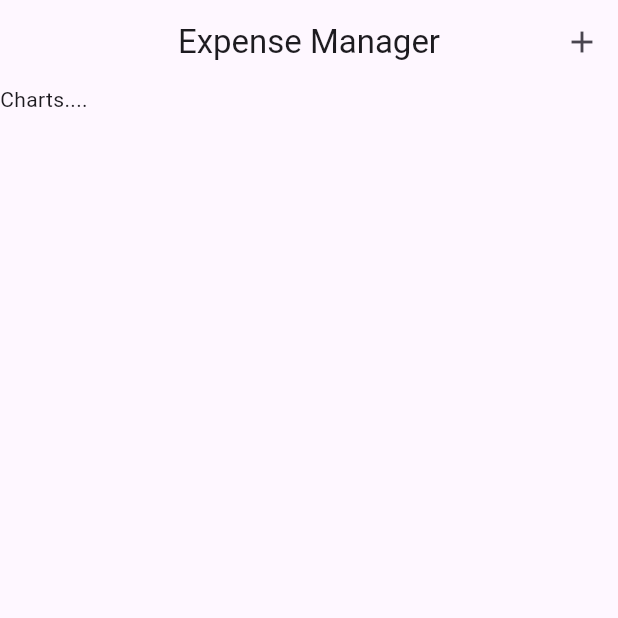
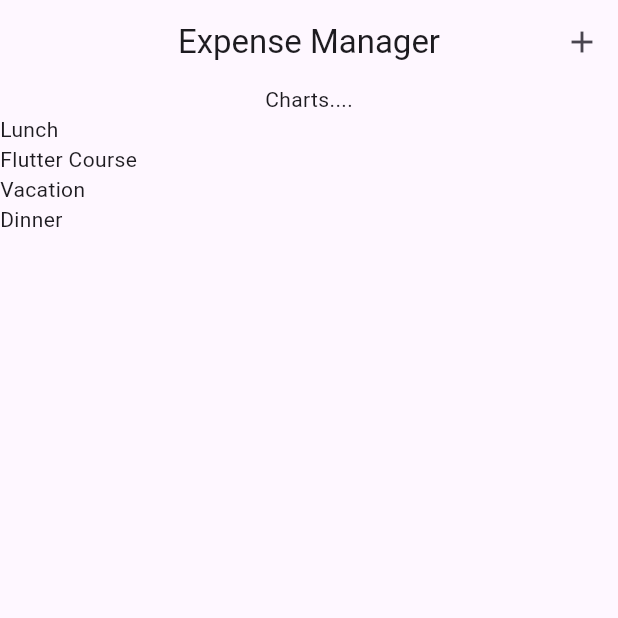
Before and after one commit to misbahazmi/flutter-basics, a Flutter app: the screen it shows after launch, on a phone screen of 412 x 824 dp, the top half of it. Run offline on Flutter 3.47's test engine with Material 3 defaults, Android fonts, the phone set to English and light mode, and no system bars; our stand-ins replace google_fonts.

Commit message:
Dynamic value displaying via ListView

```diff
--- a/lib/expense_manager/expense_list/expense_item.dart
+++ b/lib/expense_manager/expense_list/expense_item.dart
@@ -0,0 +1,13 @@
+import 'package:first_app/expense_manager/models/expense.dart';
+import 'package:flutter/material.dart';
+
+class ExpenseItem extends StatelessWidget {
+  const ExpenseItem({super.key, required this.expense});
+
+  final Expense expense;
+
+  @override
+  Widget build(BuildContext context) {
+    return Text(expense.title);
+  }
+}
--- a/lib/expense_manager/expense_list/expense_list.dart
+++ b/lib/expense_manager/expense_list/expense_list.dart
@@ -0,0 +1,19 @@
+import 'package:first_app/expense_manager/expense_list/expense_item.dart';
+import 'package:first_app/expense_manager/models/expense.dart';
+import 'package:flutter/material.dart';
+
+class ExpenseList extends StatelessWidget {
+  const ExpenseList({super.key, required this.expenseList});
+
+  final List<Expense> expenseList;
+
+  @override
+  Widget build(BuildContext context) {
+    return ListView.builder(
+      itemCount: expenseList.length,
+      itemBuilder: (context, index) => ExpenseItem(
+        expense: expenseList[index],
+      ),
+    );
+  }
+}
--- a/lib/expense_manager/expenses.dart
+++ b/lib/expense_manager/expenses.dart
@@ -1,3 +1,4 @@
+import 'package:first_app/expense_manager/expense_list/expense_list.dart';
 import 'package:first_app/expense_manager/models/expense.dart';
 import 'package:flutter/material.dart';
 
@@ -45,9 +46,12 @@ class _ExpensesState extends State<Expenses> {
           ),
         ],
       ),
-      body: const Column(
+      body: Column(
         children: [
-          Text("Charts...."),
+          const Text("Charts...."),
+          Expanded(
+            child: ExpenseList(expenseList: _expensList),
+          ),
         ],
       ),
     );
```
